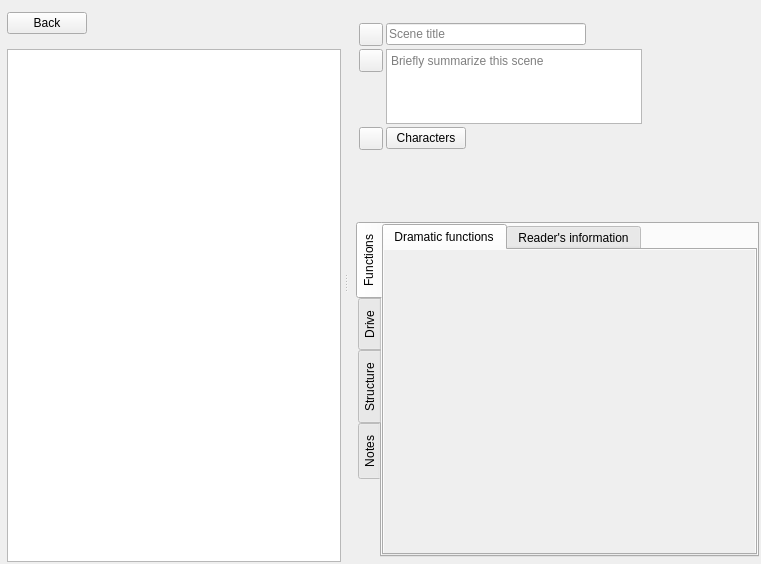
First picture: the form in ui/scene_editor.ui, repository plotlyst/plotlyst-app, before the edit.
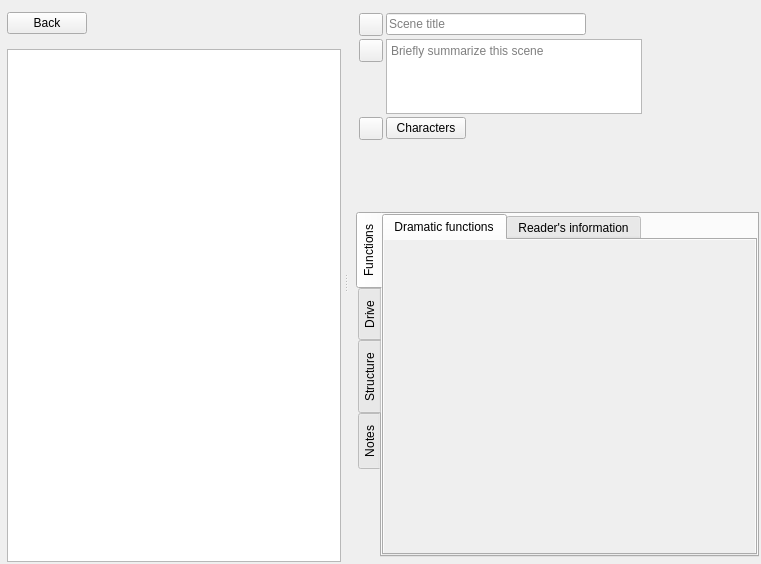
Second picture: the form after the edit. Custom widgets are drawn as their Qt base class.

Diff of the .ui file:
```diff
--- a/ui/scene_editor.ui
+++ b/ui/scene_editor.ui
@@ -135,7 +135,7 @@
         <number>5</number>
        </property>
        <property name="topMargin">
-        <number>20</number>
+        <number>10</number>
        </property>
        <property name="bottomMargin">
         <number>5</number>
@@ -530,6 +530,9 @@
                   <bool>true</bool>
                  </property>
                  <widget class="QWidget" name="tabDramaticFunctions">
+                  <property name="relaxed-white-bg" stdset="0">
+                   <bool>true</bool>
+                  </property>
                   <attribute name="title">
                    <string>Dramatic functions</string>
                   </attribute>
@@ -563,27 +566,30 @@
                         <x>0</x>
                         <y>0</y>
                         <width>367</width>
-                        <height>257</height>
+                        <height>267</height>
                        </rect>
                       </property>
                       <property name="muted-bg" stdset="0">
                        <bool>true</bool>
                       </property>
+                      <property name="relaxed-white-bg" stdset="0">
+                       <bool>false</bool>
+                      </property>
                       <layout class="QVBoxLayout" name="verticalLayout_16">
                        <property name="spacing">
-                        <number>3</number>
+                        <number>0</number>
                        </property>
                        <property name="leftMargin">
-                        <number>2</number>
+                        <number>0</number>
                        </property>
                        <property name="topMargin">
-                        <number>2</number>
+                        <number>0</number>
                        </property>
                        <property name="rightMargin">
-                        <number>2</number>
+                        <number>0</number>
                        </property>
                        <property name="bottomMargin">
-                        <number>2</number>
+                        <number>0</number>
                        </property>
                       </layout>
                      </widget>
@@ -687,7 +693,7 @@
                         <x>0</x>
                         <y>0</y>
                         <width>367</width>
-                        <height>257</height>
+                        <height>267</height>
                        </rect>
                       </property>
                       <property name="relaxed-white" stdset="0">
```
